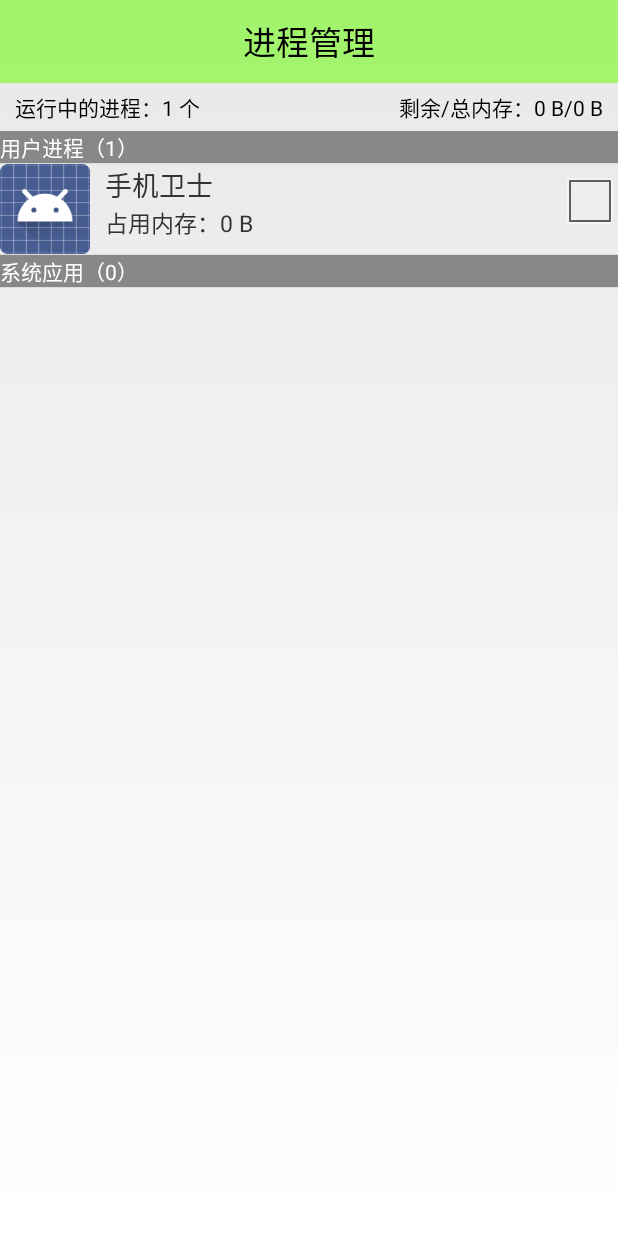
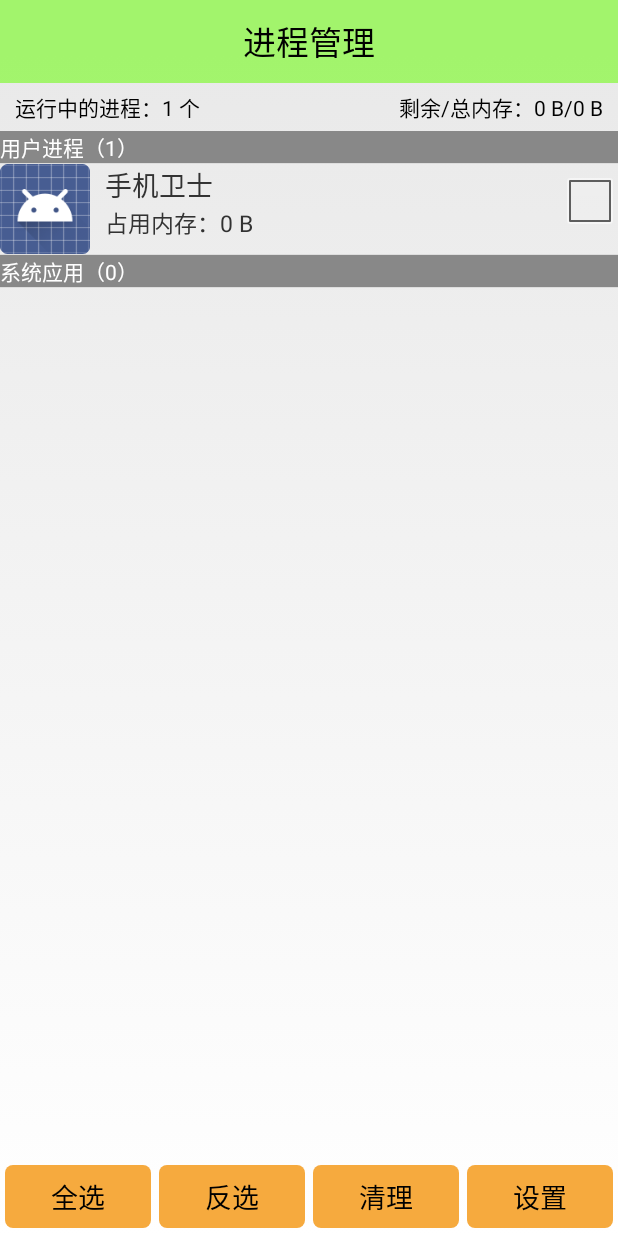
Before and after one commit to Xiao-Y/MobilSafe, an Android app: the TaskMangerActivity screen opened directly, with no data from a screen before it, on a phone screen of 412 x 824 dp. Run offline under Robolectric (Android 15) with nearby library versions, the phone set to English and light mode, and no system bars; 1 statement that could not run was skipped.

Commit message:
进程管理：实现进程的显示和杀死进程

```diff
--- a/app/src/main/AndroidManifest.xml
+++ b/app/src/main/AndroidManifest.xml
@@ -42,6 +42,8 @@
     <uses-permission android:name="android.permission.WRITE_SMS"/>
     <!-- 允许创建快捷方式 -->
     <uses-permission android:name="com.android.launcher.permission.INSTALL_SHORTCUT"/>
+    <!-- 允许杀死后台进程 -->
+    <uses-permission android:name="android.permission.KILL_BACKGROUND_PROCESSES"/>
 
     <application
         android:name=".utils.MyApplication"
--- a/app/src/main/java/com/itheima/mobilesafe/adapter/TaskMangerAdapter.java
+++ b/app/src/main/java/com/itheima/mobilesafe/adapter/TaskMangerAdapter.java
@@ -15,7 +15,6 @@ import android.widget.TextView;
 import com.itheima.mobilesafe.R;
 import com.itheima.mobilesafe.domain.TaskInfo;
 
-import java.util.ArrayList;
 import java.util.List;
 
 /**
@@ -30,31 +29,18 @@ public class TaskMangerAdapter extends BaseAdapter {
     private List<TaskInfo> userTaskInfo;
     private List<TaskInfo> systemTaskInfo;
 
-    public TaskMangerAdapter(List<TaskInfo> taskInfos) {
-        this.taskInfos = taskInfos;
-        userTaskInfo = new ArrayList<>();
-        systemTaskInfo = new ArrayList<>();
-        for (TaskInfo info : taskInfos) {
-            if (info.isUserTask()) {
-                userTaskInfo.add(info);
-            } else {
-                systemTaskInfo.add(info);
-            }
-        }
-    }
-
-    public TaskMangerAdapter(Context context, List<TaskInfo> taskInfos) {
+    public TaskMangerAdapter(Context context) {
         this.context = context;
-        this.taskInfos = taskInfos;
-        userTaskInfo = new ArrayList<>();
-        systemTaskInfo = new ArrayList<>();
-        for (TaskInfo info : taskInfos) {
-            if (info.isUserTask()) {
-                userTaskInfo.add(info);
-            } else {
-                systemTaskInfo.add(info);
-            }
-        }
+        //        this.taskInfos = taskInfos;
+        //        userTaskInfo = new ArrayList<>();
+        //        systemTaskInfo = new ArrayList<>();
+        //        for (TaskInfo info : taskInfos) {
+        //            if (info.isUserTask()) {
+        //                userTaskInfo.add(info);
+        //            } else {
+        //                systemTaskInfo.add(info);
+        //            }
+        //        }
     }
 
     @Override
@@ -119,4 +105,28 @@ public class TaskMangerAdapter extends BaseAdapter {
         public TextView text;
         public CheckBox checkBox;
     }
+
+    public List<TaskInfo> getSystemTaskInfo() {
+        return systemTaskInfo;
+    }
+
+    public void setSystemTaskInfo(List<TaskInfo> systemTaskInfo) {
+        this.systemTaskInfo = systemTaskInfo;
+    }
+
+    public List<TaskInfo> getUserTaskInfo() {
+        return userTaskInfo;
+    }
+
+    public void setUserTaskInfo(List<TaskInfo> userTaskInfo) {
+        this.userTaskInfo = userTaskInfo;
+    }
+
+    public List<TaskInfo> getTaskInfos() {
+        return taskInfos;
+    }
+
+    public void setTaskInfos(List<TaskInfo> taskInfos) {
+        this.taskInfos = taskInfos;
+    }
 }
--- a/app/src/main/java/com/itheima/mobilesafe/engine/TaskInfoProvider.java
+++ b/app/src/main/java/com/itheima/mobilesafe/engine/TaskInfoProvider.java
@@ -38,7 +38,7 @@ public class TaskInfoProvider {
             String packname = rap.processName;
             info.setPackname(packname);
             Debug.MemoryInfo[] memoryInfo = am.getProcessMemoryInfo(new int[] { rap.pid });
-            long memsize = memoryInfo[0].getTotalPrivateDirty();
+            long memsize = memoryInfo[0].getTotalPrivateDirty() * 1024;
             info.setMemsize(memsize);
             try {
                 ApplicationInfo applicationInfo = pm.getApplicationInfo(packname, 0);
@@ -52,7 +52,7 @@ public class TaskInfoProvider {
                     info.setUserTask(false);
                 }
             } catch (PackageManager.NameNotFoundException e) {
-                e.printStackTrace();
+//                e.printStackTrace();
                 info.setIcon(context.getResources().getDrawable(R.mipmap.ic_default));
                 info.setName(packname);
             }
--- a/app/src/main/java/com/itheima/mobilesafe/taskmanger/TaskMangerActivity.java
+++ b/app/src/main/java/com/itheima/mobilesafe/taskmanger/TaskMangerActivity.java
@@ -1,5 +1,7 @@
 package com.itheima.mobilesafe.taskmanger;
 
+import android.app.ActivityManager;
+import android.content.Context;
 import android.text.format.Formatter;
 import android.view.View;
 import android.widget.AbsListView;
@@ -14,9 +16,11 @@ import com.itheima.mobilesafe.adapter.TaskMangerAdapter;
 import com.itheima.mobilesafe.base.BaseActivity;
 import com.itheima.mobilesafe.domain.TaskInfo;
 import com.itheima.mobilesafe.engine.TaskInfoProvider;
+import com.itheima.mobilesafe.ui.ToastUtils;
 import com.itheima.mobilesafe.utils.SystemInfoUtils;
 
 import java.util.ArrayList;
+import java.util.Iterator;
 import java.util.List;
 
 /**
@@ -34,6 +38,10 @@ public class TaskMangerActivity extends BaseActivity {
     private TextView tv_status;
     private List<TaskInfo> userTaskInfo = new ArrayList<>();
     private List<TaskInfo> systemTaskInfo = new ArrayList<>();
+    private TaskMangerAdapter adapter;
+    private int processCount = 0;
+    private long avaiMem = 0;
+    private long totalMem = 0;
 
     @Override
     public void initView() {
@@ -47,11 +55,6 @@ public class TaskMangerActivity extends BaseActivity {
 
     @Override
     public void initData() {
-        int processCount = SystemInfoUtils.getRunningProcessCount(this);
-        tv_process_count.setText("运行中的进程：" + processCount + " 个");
-        long avaiMem = SystemInfoUtils.getAvaiMem(this);
-        long totalMem = SystemInfoUtils.getTotalMem(this);
-        tv_mem_info.setText("剩余/总内存：" + Formatter.formatFileSize(this, avaiMem) + "/" + Formatter.formatFileSize(this, totalMem));
         //填充数据
         fillData();
         lv_task_manger.setOnScrollListener(new AbsListView.OnScrollListener() {
@@ -96,6 +99,17 @@ public class TaskMangerActivity extends BaseActivity {
     }
 
     /**
+     * 设置进程管理器页面中的显示信息
+     */
+    private void setTitle() {
+        processCount = SystemInfoUtils.getRunningProcessCount(this);
+        avaiMem = SystemInfoUtils.getAvaiMem(this);
+        totalMem = SystemInfoUtils.getTotalMem(this);
+        tv_process_count.setText("运行中的进程：" + processCount + " 个");
+        tv_mem_info.setText("剩余/总内存：" + Formatter.formatFileSize(this, avaiMem) + "/" + Formatter.formatFileSize(this, totalMem));
+    }
+
+    /**
      * 填充数据
      */
     private void fillData() {
@@ -116,10 +130,93 @@ public class TaskMangerActivity extends BaseActivity {
                     @Override
                     public void run() {
                         ll_loading.setVisibility(ProgressBar.INVISIBLE);
-                        lv_task_manger.setAdapter(new TaskMangerAdapter(TaskMangerActivity.this, taskInfos));
+                        adapter = new TaskMangerAdapter(TaskMangerActivity.this);
+                        adapter.setTaskInfos(taskInfos);
+                        adapter.setUserTaskInfo(userTaskInfo);
+                        adapter.setSystemTaskInfo(systemTaskInfo);
+                        lv_task_manger.setAdapter(adapter);
+                        //设置进程管理器页面中的显示信息
+                        setTitle();
                     }
                 });
             }
         }.start();
     }
+
+    /**
+     * 全选
+     *
+     * @param view
+     */
+    public void selectAll(View view) {
+        for (TaskInfo taskInfo : userTaskInfo) {
+            taskInfo.setChecked(true);
+        }
+        for (TaskInfo taskInfo : systemTaskInfo) {
+            taskInfo.setChecked(true);
+        }
+        adapter.notifyDataSetChanged();
+    }
+
+    /**
+     * 反选
+     *
+     * @param view
+     */
+    public void selectOppo(View view) {
+        for (TaskInfo taskInfo : userTaskInfo) {
+            taskInfo.setChecked(!taskInfo.isChecked());
+        }
+        for (TaskInfo taskInfo : systemTaskInfo) {
+            taskInfo.setChecked(!taskInfo.isChecked());
+        }
+        adapter.notifyDataSetChanged();
+    }
+
+    /**
+     * 清理
+     *
+     * @param view
+     */
+    public void killTask(View view) {
+        ActivityManager am = (ActivityManager) this.getSystemService(Context.ACTIVITY_SERVICE);
+        int count = 0;
+        long savedMem = 0;
+        Iterator<TaskInfo> iterator = taskInfos.iterator();
+        while (iterator.hasNext()) {
+            TaskInfo taskInfo = iterator.next();
+            if (taskInfo.isChecked()) {
+                am.killBackgroundProcesses(taskInfo.getPackname());
+                iterator.remove();
+                count++;
+                savedMem += taskInfo.getMemsize();
+                if (taskInfo.isUserTask()) {
+                    userTaskInfo.remove(taskInfo);
+                } else {
+                    systemTaskInfo.remove(taskInfo);
+                }
+            }
+        }
+        avaiMem += savedMem;
+        processCount -= count;
+        ll_loading.setVisibility(ProgressBar.INVISIBLE);
+        adapter = new TaskMangerAdapter(TaskMangerActivity.this);
+        adapter.setTaskInfos(taskInfos);
+        adapter.setUserTaskInfo(userTaskInfo);
+        adapter.setSystemTaskInfo(systemTaskInfo);
+        lv_task_manger.setAdapter(adapter);
+        //设置进程管理器页面中的显示信息
+        tv_process_count.setText("运行中的进程：" + processCount + " 个");
+        tv_mem_info.setText("剩余/总内存：" + Formatter.formatFileSize(TaskMangerActivity.this, avaiMem) + "/" + Formatter.formatFileSize(TaskMangerActivity.this, totalMem));
+        ToastUtils.toastLong("杀死" + count + "进程，释放" + Formatter.formatFileSize(this, savedMem) + "内存！");
+    }
+
+    /**
+     * 设置页面
+     *
+     * @param view
+     */
+    public void enterSetting(View view) {
+
+    }
 }
--- a/app/src/main/res/layout/activity_task_manger.xml
+++ b/app/src/main/res/layout/activity_task_manger.xml
@@ -34,7 +34,8 @@
 
     <FrameLayout
         android:layout_width="match_parent"
-        android:layout_height="match_parent">
+        android:layout_height="match_parent"
+        android:layout_weight="99999">
 
         <LinearLayout
             android:id="@+id/ll_loading"
@@ -70,4 +71,52 @@
 
     </FrameLayout>
 
+    <LinearLayout
+        android:layout_width="match_parent"
+        android:layout_height="wrap_content"
+        android:layout_marginBottom="5dp">
+
+        <Button
+            style="@style/button_ok"
+            android:layout_width="0dp"
+            android:layout_height="wrap_content"
+            android:layout_marginLeft="3dp"
+            android:layout_weight="1"
+            android:onClick="selectAll"
+            android:text="全选"
+            android:textSize="18sp"
+            />
+
+        <Button
+            style="@style/button_ok"
+            android:layout_width="0dp"
+            android:layout_height="wrap_content"
+            android:layout_marginLeft="5dp"
+            android:layout_weight="1"
+            android:onClick="selectOppo"
+            android:text="反选"
+            android:textSize="18sp"/>
+
+        <Button
+            style="@style/button_ok"
+            android:layout_width="0dp"
+            android:layout_height="wrap_content"
+            android:layout_marginLeft="5dp"
+            android:layout_weight="1"
+            android:onClick="killTask"
+            android:text="清理"
+            android:textSize="18sp"/>
+
+        <Button
+            style="@style/button_ok"
+            android:layout_width="0dp"
+            android:layout_height="wrap_content"
+            android:layout_marginLeft="5dp"
+            android:layout_marginRight="3dp"
+            android:layout_weight="1"
+            android:onClick="enterSetting"
+            android:text="设置"
+            android:textSize="18sp"/>
+    </LinearLayout>
+
 </LinearLayout>
```
